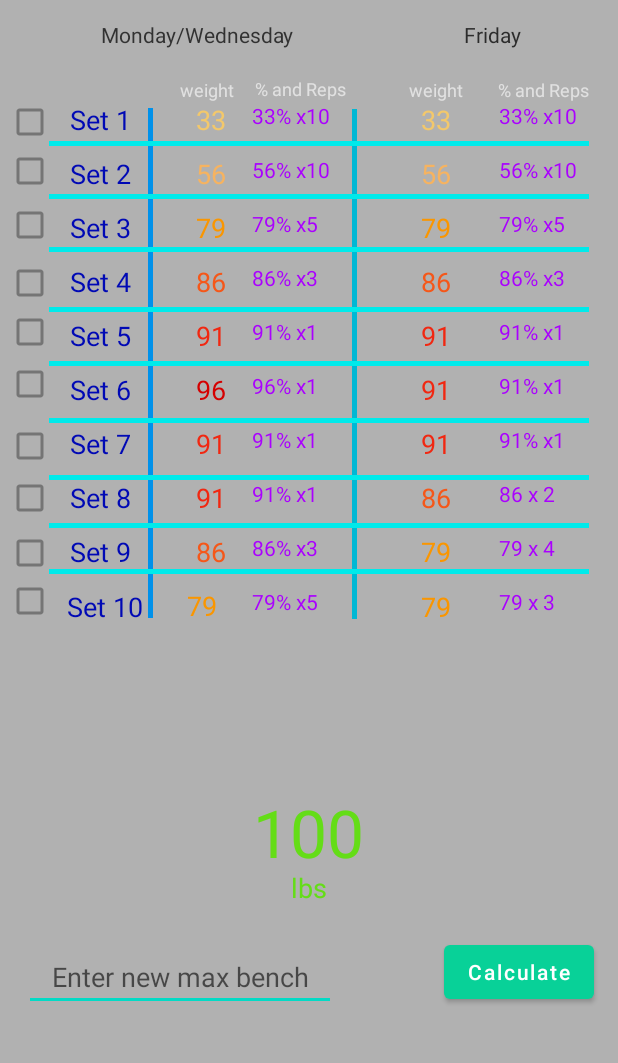
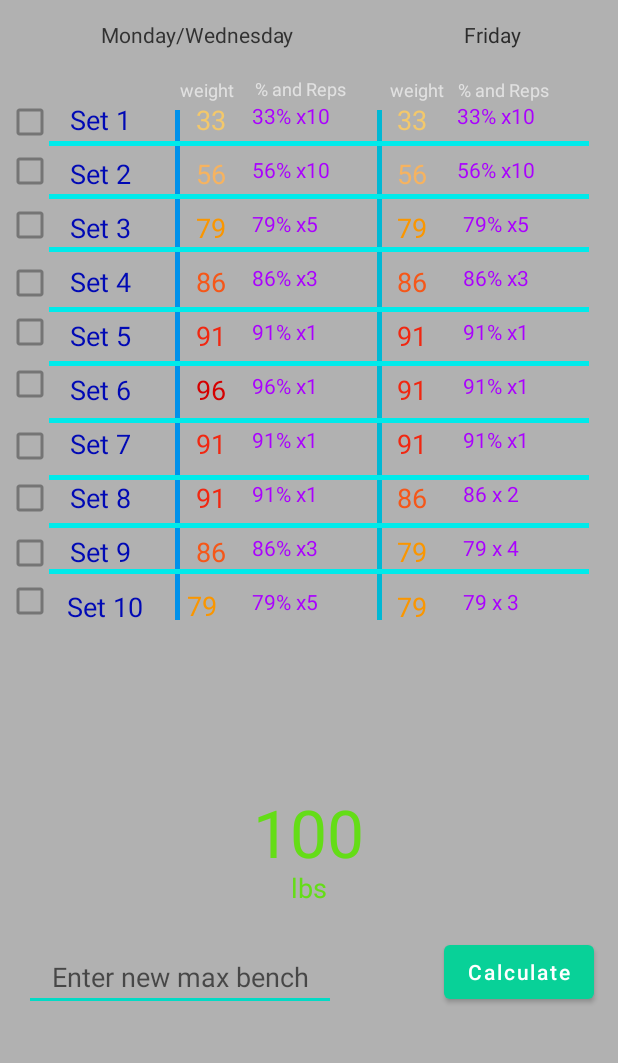
Before and after one commit to ajaypatel6/UFpwrLifterBenchProgram, an Android app: the screen it shows after launch (MainActivity), on a phone screen of 412 x 824 dp, the part 49-1112 px from its top. Run offline under Robolectric (Android 15) with nearby library versions, the phone set to English and light mode, and no system bars.

Commit message:
to work on s6

```diff
--- a/app/src/main/res/layout/activity_main.xml
+++ b/app/src/main/res/layout/activity_main.xml
@@ -46,8 +46,8 @@
         android:layout_width="54dp"
         android:layout_height="20dp"
         android:layout_marginTop="16dp"
-        android:layout_marginEnd="8dp"
-        android:layout_marginRight="8dp"
+        android:layout_marginEnd="36dp"
+        android:layout_marginRight="36dp"
         android:text="@string/_33_x10"
         android:textColor="#AA00FF"
 
@@ -59,8 +59,8 @@
         android:layout_width="54dp"
         android:layout_height="20dp"
         android:layout_marginTop="16dp"
-        android:layout_marginEnd="8dp"
-        android:layout_marginRight="8dp"
+        android:layout_marginEnd="32dp"
+        android:layout_marginRight="32dp"
         android:text="@string/_79_x_3"
         android:textColor="#AA00FF"
 
@@ -72,8 +72,8 @@
         android:layout_width="54dp"
         android:layout_height="20dp"
         android:layout_marginTop="16dp"
-        android:layout_marginEnd="8dp"
-        android:layout_marginRight="8dp"
+        android:layout_marginEnd="32dp"
+        android:layout_marginRight="32dp"
         android:text="@string/_86_x3"
         android:textColor="#AA00FF"
 
@@ -85,8 +85,8 @@
         android:layout_width="54dp"
         android:layout_height="20dp"
         android:layout_marginTop="16dp"
-        android:layout_marginEnd="8dp"
-        android:layout_marginRight="8dp"
+        android:layout_marginEnd="36dp"
+        android:layout_marginRight="36dp"
         android:text="@string/_56_x10"
         android:textColor="#AA00FF"
 
@@ -98,11 +98,11 @@
         android:layout_width="54dp"
         android:layout_height="20dp"
         android:layout_marginTop="16dp"
-        android:layout_marginEnd="8dp"
+        android:layout_marginEnd="32dp"
+        android:layout_marginRight="32dp"
+
+        android:text="@string/_91_x1"
         android:textColor="#AA00FF"
-
-        android:layout_marginRight="8dp"
-        android:text="@string/_91_x1"
         app:layout_constraintEnd_toStartOf="@+id/guideline9"
         app:layout_constraintTop_toBottomOf="@+id/fRepsFive" />
 
@@ -111,8 +111,8 @@
         android:layout_width="54dp"
         android:layout_height="20dp"
         android:layout_marginTop="16dp"
-        android:layout_marginEnd="8dp"
-        android:layout_marginRight="8dp"
+        android:layout_marginEnd="32dp"
+        android:layout_marginRight="32dp"
         android:text="@string/_86_x_2"
         android:textColor="#AA00FF"
 
@@ -124,8 +124,8 @@
         android:layout_width="54dp"
         android:layout_height="20dp"
         android:layout_marginTop="16dp"
-        android:layout_marginEnd="8dp"
-        android:layout_marginRight="8dp"
+        android:layout_marginEnd="32dp"
+        android:layout_marginRight="32dp"
         android:text="@string/_91_x1"
         android:textColor="#AA00FF"
 
@@ -137,8 +137,8 @@
         android:layout_width="54dp"
         android:layout_height="20dp"
         android:layout_marginTop="16dp"
-        android:layout_marginEnd="8dp"
-        android:layout_marginRight="8dp"
+        android:layout_marginEnd="32dp"
+        android:layout_marginRight="32dp"
         android:text="@string/_79_x5"
         android:textColor="#AA00FF"
 
@@ -150,8 +150,8 @@
         android:layout_width="54dp"
         android:layout_height="20dp"
         android:layout_marginTop="16dp"
-        android:layout_marginEnd="8dp"
-        android:layout_marginRight="8dp"
+        android:layout_marginEnd="32dp"
+        android:layout_marginRight="32dp"
         android:text="@string/_91_x1"
         android:textColor="#AA00FF"
 
@@ -163,8 +163,8 @@
         android:layout_width="54dp"
         android:layout_height="20dp"
         android:layout_marginTop="16dp"
-        android:layout_marginEnd="8dp"
-        android:layout_marginRight="8dp"
+        android:layout_marginEnd="32dp"
+        android:layout_marginRight="32dp"
         android:text="@string/_79_x_4"
         android:textColor="#AA00FF"
 
@@ -175,8 +175,8 @@
         android:id="@+id/fSetThree"
         android:layout_width="42dp"
         android:layout_height="20dp"
-        android:layout_marginStart="32dp"
-        android:layout_marginLeft="32dp"
+        android:layout_marginStart="16dp"
+        android:layout_marginLeft="16dp"
         android:layout_marginTop="16dp"
 
         android:layout_marginEnd="8dp"
@@ -197,10 +197,10 @@
         android:background="#00B8D4"
         app:layout_constraintBottom_toTopOf="@+id/guideline4"
         app:layout_constraintEnd_toEndOf="parent"
-        app:layout_constraintHorizontal_bias="0.575"
+        app:layout_constraintHorizontal_bias="0.615"
         app:layout_constraintStart_toStartOf="parent"
         app:layout_constraintTop_toTopOf="@+id/guideline2"
-        app:layout_constraintVertical_bias="0.191"></View>
+        app:layout_constraintVertical_bias="0.2"></View>
 
     <TextView
         android:id="@+id/mwSetOne"
@@ -490,10 +490,10 @@
         android:background="#0091EA"
         app:layout_constraintBottom_toTopOf="@+id/guideline4"
         app:layout_constraintEnd_toEndOf="parent"
-        app:layout_constraintHorizontal_bias="0.242"
+        app:layout_constraintHorizontal_bias="0.286"
         app:layout_constraintStart_toStartOf="parent"
         app:layout_constraintTop_toTopOf="@+id/guideline2"
-        app:layout_constraintVertical_bias="0.19"></View>
+        app:layout_constraintVertical_bias="0.2"></View>
 
     <View
         android:id="@+id/view3"
@@ -955,9 +955,9 @@
         android:id="@+id/fSetFour"
         android:layout_width="42dp"
         android:layout_height="20dp"
-        android:layout_marginStart="32dp"
+        android:layout_marginStart="16dp"
 
-        android:layout_marginLeft="32dp"
+        android:layout_marginLeft="16dp"
         android:layout_marginTop="16dp"
         android:layout_marginEnd="8dp"
         android:layout_marginRight="8dp"
@@ -974,8 +974,8 @@
         android:id="@+id/fSetSix"
         android:layout_width="42dp"
         android:layout_height="20dp"
-        android:layout_marginStart="32dp"
-        android:layout_marginLeft="32dp"
+        android:layout_marginStart="16dp"
+        android:layout_marginLeft="16dp"
         android:layout_marginTop="16dp"
         android:layout_marginEnd="8dp"
         android:layout_marginRight="8dp"
@@ -993,8 +993,8 @@
         android:id="@+id/fSetSeven"
         android:layout_width="42dp"
         android:layout_height="20dp"
-        android:layout_marginStart="32dp"
-        android:layout_marginLeft="32dp"
+        android:layout_marginStart="16dp"
+        android:layout_marginLeft="16dp"
         android:layout_marginTop="16dp"
         android:layout_marginEnd="8dp"
         android:layout_marginRight="8dp"
@@ -1012,8 +1012,8 @@
         android:id="@+id/fSetEight"
         android:layout_width="42dp"
         android:layout_height="20dp"
-        android:layout_marginStart="32dp"
-        android:layout_marginLeft="32dp"
+        android:layout_marginStart="16dp"
+        android:layout_marginLeft="16dp"
         android:layout_marginTop="16dp"
         android:layout_marginEnd="8dp"
         android:layout_marginRight="8dp"
@@ -1031,8 +1031,8 @@
         android:id="@+id/fSetNine"
         android:layout_width="42dp"
         android:layout_height="20dp"
-        android:layout_marginStart="32dp"
-        android:layout_marginLeft="32dp"
+        android:layout_marginStart="16dp"
+        android:layout_marginLeft="16dp"
         android:layout_marginTop="16dp"
         android:layout_marginEnd="8dp"
         android:layout_marginRight="8dp"
@@ -1050,8 +1050,8 @@
         android:id="@+id/fSetTen"
         android:layout_width="42dp"
         android:layout_height="20dp"
-        android:layout_marginStart="32dp"
-        android:layout_marginLeft="32dp"
+        android:layout_marginStart="16dp"
+        android:layout_marginLeft="16dp"
         android:layout_marginTop="16dp"
         android:layout_marginEnd="8dp"
         android:layout_marginRight="8dp"
@@ -1071,8 +1071,8 @@
         android:id="@+id/fSetFive"
         android:layout_width="42dp"
         android:layout_height="20dp"
-        android:layout_marginStart="32dp"
-        android:layout_marginLeft="32dp"
+        android:layout_marginStart="16dp"
+        android:layout_marginLeft="16dp"
         android:layout_marginTop="16dp"
         android:layout_marginEnd="8dp"
         android:layout_marginRight="8dp"
@@ -1090,8 +1090,8 @@
         android:id="@+id/fSetOne"
         android:layout_width="42dp"
         android:layout_height="20dp"
-        android:layout_marginStart="32dp"
-        android:layout_marginLeft="32dp"
+        android:layout_marginStart="16dp"
+        android:layout_marginLeft="16dp"
         android:layout_marginTop="16dp"
         android:layout_marginEnd="8dp"
         android:layout_marginRight="8dp"
@@ -1109,9 +1109,9 @@
         android:id="@+id/fSetTwo"
         android:layout_width="42dp"
         android:layout_height="20dp"
-        android:layout_marginStart="32dp"
+        android:layout_marginStart="16dp"
 
-        android:layout_marginLeft="32dp"
+        android:layout_marginLeft="16dp"
         android:layout_marginTop="16dp"
         android:layout_marginEnd="8dp"
         android:layout_marginRight="8dp"
@@ -1162,9 +1162,10 @@
         android:textSize="12sp"
         app:layout_constraintBottom_toTopOf="@+id/fSetOne"
         app:layout_constraintEnd_toEndOf="parent"
-        app:layout_constraintHorizontal_bias="0.25"
+        app:layout_constraintHorizontal_bias="0.16"
         app:layout_constraintStart_toStartOf="@+id/guideline6"
-        app:layout_constraintTop_toTopOf="@+id/guideline2" />
+        app:layout_constraintTop_toTopOf="@+id/guideline2"
+        app:layout_constraintVertical_bias="0.0" />
 
     <TextView
         android:id="@+id/percentRepsText2"
@@ -1175,7 +1176,7 @@
         android:textSize="12sp"
         app:layout_constraintBottom_toTopOf="@+id/fSetOne"
         app:layout_constraintEnd_toEndOf="parent"
-        app:layout_constraintHorizontal_bias="0.828"
+        app:layout_constraintHorizontal_bias="0.594"
         app:layout_constraintStart_toStartOf="@+id/guideline6"
         app:layout_constraintTop_toTopOf="@+id/guideline2"
         app:layout_constraintVertical_bias="0.0" />
```
